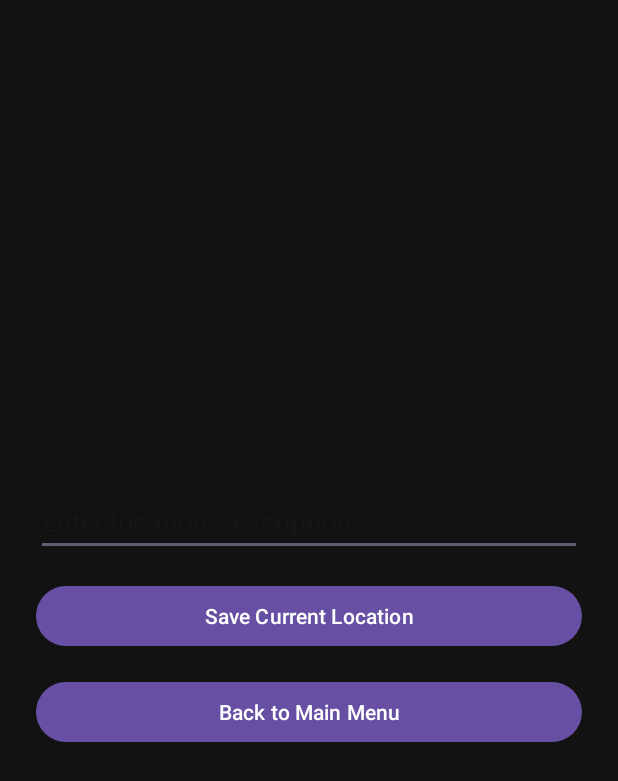
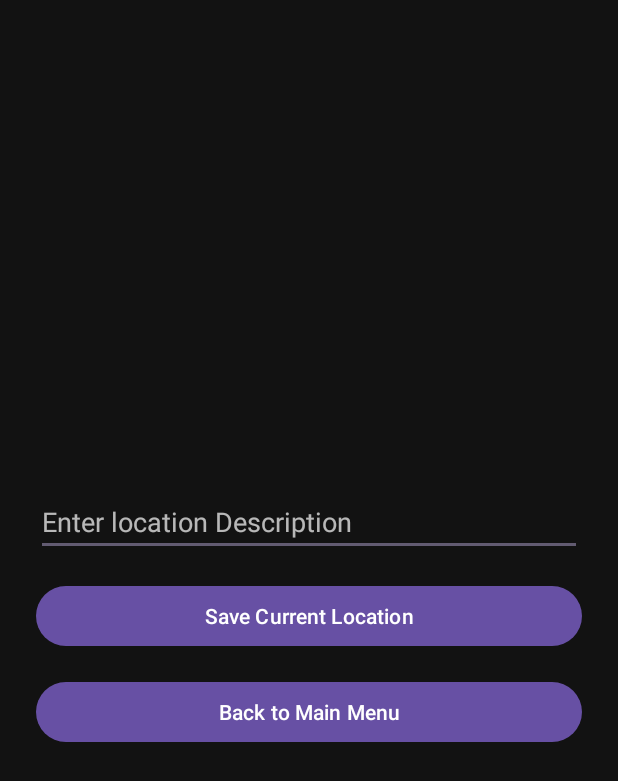
Before and after one commit to wh1zeguy/Hide_and_Seek_App, an Android app: the layout activity_setup.xml on its own in the app's theme, with its tools: preview values and no code run, on a phone screen of 412 x 824 dp. Shown: the top 781 px of the screen. Run offline under Robolectric (Android 15) with nearby library versions, the phone set to English and light mode, and no system bars.

Commit message:
Full Project

```diff
--- a/app/src/main/res/layout/activity_setup.xml
+++ b/app/src/main/res/layout/activity_setup.xml
@@ -9,11 +9,13 @@
 
     <EditText
         android:id="@+id/locationNameInput"
+        android:hint="Enter location Description"
         android:textColor="#FFFFFF"
-        android:hint="Enter location Description"
+        android:textColorHint="#B3FFFFFF"
         android:layout_width="match_parent"
         android:layout_height="wrap_content"
         android:inputType="text" />
+
 
     <Button
         android:id="@+id/saveLocationButton"
```
